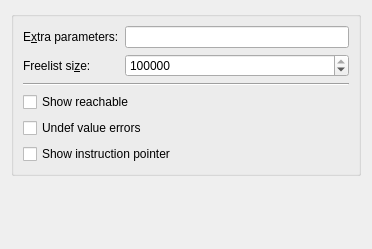
Above: tools/memcheck/configpage.ui from KDE/kdev-valgrind before the change. Below: the same form after it.
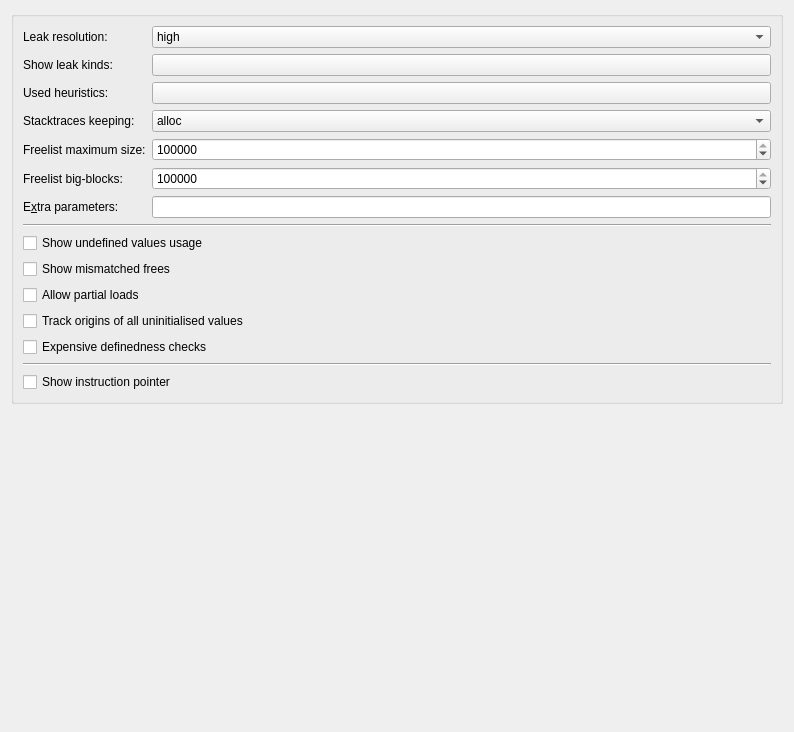
That is the form after the change.

Patch:
```diff
--- a/tools/memcheck/configpage.ui
+++ b/tools/memcheck/configpage.ui
@@ -6,8 +6,8 @@
    <rect>
     <x>0</x>
     <y>0</y>
-    <width>372</width>
-    <height>249</height>
+    <width>794</width>
+    <height>732</height>
    </rect>
   </property>
   <layout class="QVBoxLayout" name="verticalLayout">
@@ -19,37 +19,195 @@
      <layout class="QVBoxLayout" name="verticalLayout_2">
       <item>
        <layout class="QFormLayout" name="formLayout">
+        <item row="0" column="0">
+         <widget class="QLabel" name="leakResolutionLabel">
+          <property name="text">
+           <string>Leak resolution:</string>
+          </property>
+         </widget>
+        </item>
         <item row="0" column="1">
-         <widget class="QLineEdit" name="extraParameters"/>
+         <widget class="QComboBox" name="leakResolution">
+          <property name="sizePolicy">
+           <sizepolicy hsizetype="Expanding" vsizetype="Fixed">
+            <horstretch>0</horstretch>
+            <verstretch>0</verstretch>
+           </sizepolicy>
+          </property>
+          <property name="toolTip">
+           <string>&lt;html&gt;&lt;head/&gt;&lt;body&gt;&lt;p&gt;When doing leak checking, determines how willing Memcheck is to consider different backtraces to be the same for the purposes of merging multiple leaks into a single leak report. When set to &lt;span style=&quot; font-family:'Monospace'; font-weight:600; font-style:italic;&quot;&gt;low&lt;/span&gt;, only the first two entries need match. When &lt;span style=&quot; font-family:'Monospace'; font-weight:600; font-style:italic;&quot;&gt;med&lt;/span&gt;, four entries have to match. When &lt;span style=&quot; font-family:'Monospace'; font-weight:600; font-style:italic;&quot;&gt;high&lt;/span&gt;, all entries need to match.&lt;/p&gt;&lt;p&gt;For hardcore leak debugging, you probably want to use &lt;span style=&quot; font-family:'Monospace'; font-weight:600; font-style:italic;&quot;&gt;--leak-resolution=high&lt;/span&gt; together with &lt;span style=&quot; font-family:'Monospace'; font-weight:600; font-style:italic;&quot;&gt;--num-callers=40&lt;/span&gt; or some such large number.&lt;/p&gt;&lt;p&gt;Note that the &lt;span style=&quot; font-family:'Monospace'; font-weight:600; font-style:italic;&quot;&gt;--leak-resolution&lt;/span&gt; setting does not affect Memcheck's ability to find leaks. It only changes how the results are presented.&lt;/p&gt;&lt;/body&gt;&lt;/html&gt;</string>
+          </property>
+          <item>
+           <property name="text">
+            <string notr="true">high</string>
+           </property>
+          </item>
+          <item>
+           <property name="text">
+            <string notr="true">med</string>
+           </property>
+          </item>
+          <item>
+           <property name="text">
+            <string notr="true">low</string>
+           </property>
+          </item>
+         </widget>
         </item>
         <item row="1" column="0">
          <widget class="QLabel" name="label_2">
           <property name="text">
-           <string>Freelist si&amp;ze:</string>
-          </property>
-          <property name="buddy">
-           <cstring>freeListSize</cstring>
+           <string>Show leak kinds:</string>
           </property>
          </widget>
         </item>
         <item row="1" column="1">
-         <widget class="QSpinBox" name="freeListSize">
+         <widget class="QPushButton" name="showLeakKinds">
           <property name="sizePolicy">
            <sizepolicy hsizetype="Expanding" vsizetype="Fixed">
             <horstretch>0</horstretch>
             <verstretch>0</verstretch>
            </sizepolicy>
+          </property>
+          <property name="toolTip">
+           <string>Specifies the leak kinds to show.</string>
+          </property>
+          <property name="text">
+           <string notr="true"/>
+          </property>
+          <property name="flat">
+           <bool>false</bool>
+          </property>
+         </widget>
+        </item>
+        <item row="2" column="0">
+         <widget class="QLabel" name="leakCheckHeuristicsLabel">
+          <property name="text">
+           <string>Used heuristics:</string>
+          </property>
+         </widget>
+        </item>
+        <item row="2" column="1">
+         <widget class="QPushButton" name="leakCheckHeuristics">
+          <property name="sizePolicy">
+           <sizepolicy hsizetype="Expanding" vsizetype="Fixed">
+            <horstretch>0</horstretch>
+            <verstretch>0</verstretch>
+           </sizepolicy>
+          </property>
+          <property name="toolTip">
+           <string>&lt;html&gt;&lt;head/&gt;&lt;body&gt;&lt;p&gt;Specifies the set of leak check heuristics to be used during leak searches. The heuristics control which interior pointers to a block cause it to be considered as reachable.&lt;/p&gt;&lt;/body&gt;&lt;/html&gt;</string>
+          </property>
+          <property name="text">
+           <string/>
+          </property>
+         </widget>
+        </item>
+        <item row="3" column="0">
+         <widget class="QLabel" name="keepStacktracesLabel">
+          <property name="text">
+           <string>Stacktraces keeping:</string>
+          </property>
+         </widget>
+        </item>
+        <item row="3" column="1">
+         <widget class="QComboBox" name="keepStacktraces">
+          <property name="sizePolicy">
+           <sizepolicy hsizetype="Expanding" vsizetype="Fixed">
+            <horstretch>0</horstretch>
+            <verstretch>0</verstretch>
+           </sizepolicy>
+          </property>
+          <property name="toolTip">
+           <string>&lt;html&gt;&lt;head/&gt;&lt;body&gt;&lt;p&gt;Controls which stack trace(s) to keep for malloc'd and/or free'd blocks. &lt;/p&gt;&lt;p&gt;With &lt;span style=&quot; font-family:'Monospace'; font-weight:600; font-style:italic;&quot;&gt;alloc-then-free&lt;/span&gt;, a stack trace is recorded at allocation time, and is associated with the block. When the block is freed, a second stack trace is recorded, and this replaces the allocation stack trace. As a result, any &amp;quot;use after free&amp;quot; errors relating to this block can only show a stack trace for where the block was freed. &lt;/p&gt;&lt;p&gt;With &lt;span style=&quot; font-family:'Monospace'; font-weight:600; font-style:italic;&quot;&gt;alloc-and-free&lt;/span&gt;, both allocation and the deallocation stack traces for the block are stored. Hence a &amp;quot;use after free&amp;quot; error will show both, which may make the error easier to diagnose. Compared to &lt;span style=&quot; font-family:'Monospace'; font-weight:600; font-style:italic;&quot;&gt;alloc-then-free&lt;/span&gt;, this setting slightly increases Valgrind's memory use as the block contains two references instead of one. &lt;/p&gt;&lt;p&gt;With &lt;span style=&quot; font-family:'Monospace'; font-weight:600; font-style:italic;&quot;&gt;alloc&lt;/span&gt;, only the allocation stack trace is recorded (and reported). With &lt;span style=&quot; font-family:'Monospace'; font-weight:600; font-style:italic;&quot;&gt;free&lt;/span&gt;, only the deallocation stack trace is recorded (and reported). These values somewhat decrease Valgrind's memory and cpu usage. They can be useful depending on the error types you are searching for and the level of detail you need to analyse them. For example, if you are only interested in memory leak errors, it is sufficient to record the allocation stack traces. &lt;/p&gt;&lt;p&gt;With &lt;span style=&quot; font-family:'Monospace'; font-weight:600; font-style:italic;&quot;&gt;none&lt;/span&gt;, no stack traces are recorded for malloc and free operations. If your program allocates a lot of blocks and/or allocates/frees from many different stack traces, this can significantly decrease cpu and/or memory required. Of course, few details will be reported for errors related to heap blocks. &lt;/p&gt;&lt;p&gt;Note that once a stack trace is recorded, Valgrind keeps the stack trace in memory even if it is not referenced by any block. Some programs (for example, recursive algorithms) can generate a huge number of stack traces. If Valgrind uses too much memory in such circumstances, you can reduce the memory required with the options &lt;span style=&quot; font-family:'Monospace'; font-weight:600; font-style:italic;&quot;&gt;--keep-stacktraces&lt;/span&gt; and/or by using a smaller value for the option &lt;span style=&quot; font-family:'Monospace'; font-weight:600; font-style:italic;&quot;&gt;--num-callers&lt;/span&gt;. &lt;/p&gt;&lt;/body&gt;&lt;/html&gt;</string>
+          </property>
+          <item>
+           <property name="text">
+            <string>alloc</string>
+           </property>
+          </item>
+          <item>
+           <property name="text">
+            <string>free</string>
+           </property>
+          </item>
+          <item>
+           <property name="text">
+            <string>alloc-and-free</string>
+           </property>
+          </item>
+          <item>
+           <property name="text">
+            <string>alloc-then-free</string>
+           </property>
+          </item>
+          <item>
+           <property name="text">
+            <string>none</string>
+           </property>
+          </item>
+         </widget>
+        </item>
+        <item row="4" column="0">
+         <widget class="QLabel" name="freelistVolLabel">
+          <property name="text">
+           <string>Freelist maximum size:</string>
+          </property>
+          <property name="buddy">
+           <cstring>freelistVol</cstring>
+          </property>
+         </widget>
+        </item>
+        <item row="4" column="1">
+         <widget class="QSpinBox" name="freelistVol">
+          <property name="sizePolicy">
+           <sizepolicy hsizetype="Expanding" vsizetype="Fixed">
+            <horstretch>0</horstretch>
+            <verstretch>0</verstretch>
+           </sizepolicy>
+          </property>
+          <property name="toolTip">
+           <string>&lt;html&gt;&lt;head/&gt;&lt;body&gt;&lt;p&gt;When the client program releases memory using &lt;span style=&quot; font-family:'Monospace'; font-weight:600; font-style:italic;&quot;&gt;free&lt;/span&gt; (in &lt;span style=&quot; font-family:'Monospace'; font-weight:600; font-style:italic;&quot;&gt;C&lt;/span&gt;) or &lt;span style=&quot; font-family:'Monospace'; font-weight:600; font-style:italic;&quot;&gt;delete&lt;/span&gt; (&lt;span style=&quot; font-family:'Monospace'; font-weight:600; font-style:italic;&quot;&gt;C++&lt;/span&gt;), that memory is not immediately made available for re-allocation. Instead, it is marked inaccessible and placed in a queue of freed blocks. The purpose is to defer as long as possible the point at which freed-up memory comes back into circulation. This increases the chance that Memcheck will be able to detect invalid accesses to blocks for some significant period of time after they have been freed.&lt;/p&gt;&lt;p&gt;This option specifies the maximum total size, in bytes, of the blocks in the queue. The default value is twenty million bytes. Increasing this increases the total amount of memory used by Memcheck but may detect invalid uses of freed blocks which would otherwise go undetected.&lt;/p&gt;&lt;/body&gt;&lt;/html&gt;</string>
           </property>
           <property name="maximum">
            <number>2000000000</number>
           </property>
           <property name="value">
-           <number>10000000</number>
+           <number>20000000</number>
           </property>
          </widget>
         </item>
-        <item row="0" column="0">
-         <widget class="QLabel" name="label_3">
+        <item row="5" column="0">
+         <widget class="QLabel" name="freelistBigBlocksLabel">
+          <property name="text">
+           <string>Freelist big-blocks:</string>
+          </property>
+         </widget>
+        </item>
+        <item row="5" column="1">
+         <widget class="QSpinBox" name="freelistBigBlocks">
+          <property name="sizePolicy">
+           <sizepolicy hsizetype="Expanding" vsizetype="Fixed">
+            <horstretch>0</horstretch>
+            <verstretch>0</verstretch>
+           </sizepolicy>
+          </property>
+          <property name="toolTip">
+           <string>&lt;html&gt;&lt;head/&gt;&lt;body&gt;&lt;p&gt;When making blocks from the queue of freed blocks available for re-allocation, Memcheck will in priority re-circulate the blocks with a size greater or equal to &lt;span style=&quot; font-family:'Monospace'; font-weight:600; font-style:italic;&quot;&gt;--freelist-big-blocks&lt;/span&gt;. This ensures that freeing big blocks (in particular freeing blocks bigger than &lt;span style=&quot; font-family:'Monospace'; font-weight:600; font-style:italic;&quot;&gt;--freelist-vol&lt;/span&gt;) does not immediately lead to a re-circulation of all (or a lot of) the small blocks in the free list. In other words, this option increases the likelihood to discover dangling pointers for the &amp;quot;small&amp;quot; blocks, even when big blocks are freed.&lt;/p&gt;&lt;p&gt;Setting a value of 0 means that all the blocks are re-circulated in a FIFO order.&lt;/p&gt;&lt;/body&gt;&lt;/html&gt;</string>
+          </property>
+          <property name="minimum">
+           <number>0</number>
+          </property>
+          <property name="maximum">
+           <number>100000000</number>
+          </property>
+          <property name="value">
+           <number>1000000</number>
+          </property>
+         </widget>
+        </item>
+        <item row="6" column="0">
+         <widget class="QLabel" name="extraParametersLabel">
           <property name="text">
            <string>E&amp;xtra parameters:</string>
           </property>
@@ -58,6 +216,9 @@
           </property>
          </widget>
         </item>
+        <item row="6" column="1">
+         <widget class="QLineEdit" name="extraParameters"/>
+        </item>
        </layout>
       </item>
       <item>
@@ -67,21 +228,6 @@
         </property>
        </widget>
       </item>
-      <item>
-       <widget class="QCheckBox" name="showReachable">
-        <property name="toolTip">
-         <string>&lt;!DOCTYPE HTML PUBLIC &quot;-//W3C//DTD HTML 4.0//EN&quot; &quot;http://www.w3.org/TR/REC-html40/strict.dtd&quot;&gt;
-&lt;html&gt;&lt;head&gt;&lt;meta name=&quot;qrichtext&quot; content=&quot;1&quot; /&gt;&lt;style type=&quot;text/css&quot;&gt;
-p, li { white-space: pre-wrap; }
-&lt;/style&gt;&lt;/head&gt;&lt;body style=&quot; font-family:'Cantarell'; font-size:11pt; font-weight:400; font-style:normal;&quot;&gt;
-&lt;p style=&quot; margin-top:0px; margin-bottom:0px; margin-left:0px; margin-right:0px; -qt-block-indent:0; text-indent:0px;&quot;&gt;&lt;span style=&quot; font-family:'Arial,Geneva,Helvetica,sans-serif'; font-size:medium; color:#202020;&quot;&gt;When disabled, the memory leak detector only shows &amp;quot;definitely lost&amp;quot; and &amp;quot;possibly lost&amp;quot; blocks.&lt;/span&gt;&lt;/p&gt;
-&lt;p style=&quot; margin-top:0px; margin-bottom:0px; margin-left:0px; margin-right:0px; -qt-block-indent:0; text-indent:0px;&quot;&gt;&lt;span style=&quot; font-family:'Arial,Geneva,Helvetica,sans-serif'; font-size:medium; color:#202020;&quot;&gt;When enabled, the leak detector also shows &amp;quot;reachable&amp;quot; and &amp;quot;indirectly lost&amp;quot; blocks.&lt;/span&gt;&lt;/p&gt;&lt;/body&gt;&lt;/html&gt;</string>
-        </property>
-        <property name="text">
-         <string>Show reachable</string>
-        </property>
-       </widget>
-      </item>
       <item>
        <widget class="QCheckBox" name="undefValueErrors">
         <property name="enabled">
@@ -91,13 +237,60 @@
          <string>Controls whether Memcheck reports uses of undefined value errors.</string>
         </property>
         <property name="text">
-         <string>Undef value errors</string>
+         <string>Show undefined values usage</string>
         </property>
         <property name="checked">
          <bool>false</bool>
         </property>
        </widget>
       </item>
+      <item>
+       <widget class="QCheckBox" name="showMismatchedFrees">
+        <property name="toolTip">
+         <string>&lt;html&gt;&lt;head/&gt;&lt;body&gt;&lt;p&gt;When enabled, Memcheck checks that heap blocks are deallocated using a function that matches the allocating function. That is, it expects &lt;span style=&quot; font-family:'Monospace'; font-weight:600; font-style:italic;&quot;&gt;free&lt;/span&gt; to be used to deallocate blocks allocated by &lt;span style=&quot; font-family:'Monospace'; font-weight:600; font-style:italic;&quot;&gt;malloc&lt;/span&gt;, &lt;span style=&quot; font-family:'Monospace'; font-weight:600; font-style:italic;&quot;&gt;delete&lt;/span&gt; for blocks allocated by &lt;span style=&quot; font-family:'Monospace'; font-weight:600; font-style:italic;&quot;&gt;new&lt;/span&gt;, and &lt;span style=&quot; font-family:'Monospace'; font-weight:600; font-style:italic;&quot;&gt;delete[]&lt;/span&gt; for blocks allocated by &lt;span style=&quot; font-family:'Monospace'; font-weight:600; font-style:italic;&quot;&gt;new[]&lt;/span&gt;. If a mismatch is detected, an error is reported. This is in general important because in some environments, freeing with a non-matching function can cause crashes.&lt;/p&gt;&lt;p&gt;There is however a scenario where such mismatches cannot be avoided. That is when the user provides implementations of &lt;span style=&quot; font-family:'Monospace'; font-weight:600; font-style:italic;&quot;&gt;new&lt;/span&gt;/&lt;span style=&quot; font-family:'Monospace'; font-weight:600; font-style:italic;&quot;&gt;new[]&lt;/span&gt; that call &lt;span style=&quot; font-family:'Monospace'; font-weight:600; font-style:italic;&quot;&gt;malloc&lt;/span&gt; and of &lt;span style=&quot; font-family:'Monospace'; font-weight:600; font-style:italic;&quot;&gt;delete&lt;/span&gt;/&lt;span style=&quot; font-family:'Monospace'; font-weight:600; font-style:italic;&quot;&gt;delete[]&lt;/span&gt; that call &lt;span style=&quot; font-family:'Monospace'; font-weight:600; font-style:italic;&quot;&gt;free&lt;/span&gt;, and these functions are asymmetrically inlined. For example, imagine that &lt;span style=&quot; font-family:'Monospace'; font-weight:600; font-style:italic;&quot;&gt;delete[]&lt;/span&gt; is inlined but &lt;span style=&quot; font-family:'Monospace'; font-weight:600; font-style:italic;&quot;&gt;new[]&lt;/span&gt; is not. The result is that Memcheck &amp;quot;sees&amp;quot; all &lt;span style=&quot; font-family:'Monospace'; font-weight:600; font-style:italic;&quot;&gt;delete[]&lt;/span&gt; calls as direct calls to &lt;span style=&quot; font-family:'Monospace'; font-weight:600; font-style:italic;&quot;&gt;free&lt;/span&gt;, even when the program source contains no mismatched calls.&lt;/p&gt;&lt;p&gt;This causes a lot of confusing and irrelevant error reports. &lt;span style=&quot; font-family:'Monospace'; font-weight:600; font-style:italic;&quot;&gt;--show-mismatched-frees=no&lt;/span&gt; disables these checks. It is not generally advisable to disable them, though, because you may miss real errors as a result.&lt;/p&gt;&lt;/body&gt;&lt;/html&gt;</string>
+        </property>
+        <property name="text">
+         <string>Show mismatched frees</string>
+        </property>
+       </widget>
+      </item>
+      <item>
+       <widget class="QCheckBox" name="partialLoadsOk">
+        <property name="toolTip">
+         <string>&lt;html&gt;&lt;head/&gt;&lt;body&gt;&lt;p&gt;Controls how Memcheck handles 32-, 64-, 128- and 256-bit naturally aligned loads from addresses for which some bytes are addressable and others are not. When &lt;span style=&quot; font-family:'Monospace'; font-weight:600; font-style:italic;&quot;&gt;yes&lt;/span&gt;, such loads do not produce an address error. Instead, loaded bytes originating from illegal addresses are marked as uninitialised, and those corresponding to legal addresses are handled in the normal way.&lt;/p&gt;&lt;p&gt;When &lt;span style=&quot; font-family:'Monospace'; font-weight:600; font-style:italic;&quot;&gt;no&lt;/span&gt;, loads from partially invalid addresses are treated the same as loads from completely invalid addresses: an illegal-address error is issued, and the resulting bytes are marked as initialised.&lt;/p&gt;&lt;p&gt;Note that code that behaves in this way is in violation of the ISO C/C++ standards, and should be considered broken. If at all possible, such code should be fixed.&lt;/p&gt;&lt;/body&gt;&lt;/html&gt;</string>
+        </property>
+        <property name="text">
+         <string>Allow partial loads</string>
+        </property>
+       </widget>
+      </item>
+      <item>
+       <widget class="QCheckBox" name="trackOrigins">
+        <property name="toolTip">
+         <string>&lt;html&gt;&lt;head/&gt;&lt;body&gt;&lt;p&gt;Controls whether Memcheck tracks the origin of uninitialised values. By default, it does not, which means that although it can tell you that an uninitialised value is being used in a dangerous way, it cannot tell you where the uninitialised value came from. This often makes it difficult to track down the root problem.&lt;/p&gt;&lt;p&gt;When set to &lt;span style=&quot; font-family:'Monospace'; font-weight:600; font-style:italic;&quot;&gt;yes&lt;/span&gt;, Memcheck keeps track of the origins of all uninitialised values. Then, when an uninitialised value error is reported, Memcheck will try to show the origin of the value. An origin can be one of the following four places: a heap block, a stack allocation, a client request, or miscellaneous other sources (eg, a call to &lt;span style=&quot; font-family:'Monospace'; font-weight:600; font-style:italic;&quot;&gt;brk&lt;/span&gt;).&lt;/p&gt;&lt;p&gt;For uninitialised values originating from a heap block, Memcheck shows where the block was allocated. For uninitialised values originating from a stack allocation, Memcheck can tell you which function allocated the value, but no more than that -- typically it shows you the source location of the opening brace of the function. So you should carefully check that all of the function's local variables are initialised properly. &lt;/p&gt;&lt;p&gt;Performance overhead: origin tracking is expensive. It halves Memcheck's speed and increases memory use by a minimum of 100MB, and possibly more. Nevertheless it can drastically reduce the effort required to identify the root cause of uninitialised value errors, and so is often a programmer productivity win, despite running more slowly. &lt;/p&gt;&lt;p&gt;Accuracy: Memcheck tracks origins quite accurately. To avoid very large space and time overheads, some approximations are made. It is possible, although unlikely, that Memcheck will report an incorrect origin, or not be able to identify any origin. &lt;/p&gt;&lt;p&gt;Note that the combination &lt;span style=&quot; font-family:'Monospace'; font-weight:600; font-style:italic;&quot;&gt;--track-origins=yes&lt;/span&gt; and &lt;span style=&quot; font-family:'Monospace'; font-weight:600; font-style:italic;&quot;&gt;--undef-value-errors=no&lt;/span&gt; is nonsensical. Memcheck checks for and rejects this combination at startup.&lt;/p&gt;&lt;/body&gt;&lt;/html&gt;</string>
+        </property>
+        <property name="text">
+         <string>Track origins of all uninitialised values</string>
+        </property>
+       </widget>
+      </item>
+      <item>
+       <widget class="QCheckBox" name="expensiveDefinednessChecks">
+        <property name="toolTip">
+         <string>&lt;html&gt;&lt;head/&gt;&lt;body&gt;&lt;p&gt;Controls whether Memcheck should employ more precise but also more expensive (time consuming) algorithms when checking the definedness of a value. The default setting is not to do that and it is usually sufficient. However, for highly optimised code valgrind may sometimes incorrectly complain. Invoking valgrind with &lt;span style=&quot; font-family:'Monospace'; font-weight:600; font-style:italic;&quot;&gt;--expensive-definedness-checks=yes&lt;/span&gt; helps but comes at a performance cost. Runtime degradation of 25% have been observed but the extra cost depends a lot on the application at hand.&lt;/p&gt;&lt;/body&gt;&lt;/html&gt;</string>
+        </property>
+        <property name="text">
+         <string>Expensive definedness checks</string>
+        </property>
+       </widget>
+      </item>
+      <item>
+       <widget class="Line" name="line_2">
+        <property name="orientation">
+         <enum>Qt::Horizontal</enum>
+        </property>
+       </widget>
+      </item>
       <item>
        <widget class="QCheckBox" name="showInstructionPointer">
         <property name="text">
```
Left out of the diff: 16 changed lines with no effect on the pictures.
